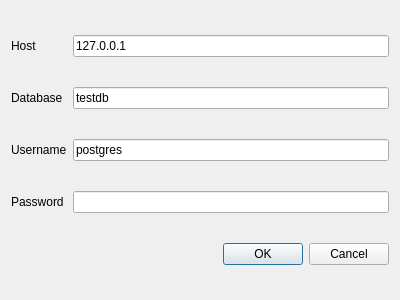
Above: src/ui/dblogin.ui from JerryAZR/xls2pgsql before the change. Below: the same form after it.
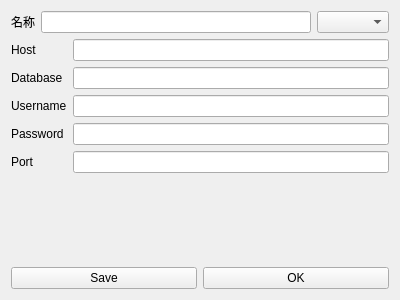
That is the form after the change.

Commit message: Move login dialog to a tab

What changed in the file:
```diff
--- a/src/ui/dblogin.ui
+++ b/src/ui/dblogin.ui
@@ -1,7 +1,7 @@
 <?xml version="1.0" encoding="UTF-8"?>
 <ui version="4.0">
- <class>Dialog</class>
- <widget class="QDialog" name="Dialog">
+ <class>Form</class>
+ <widget class="QWidget" name="Form">
   <property name="geometry">
    <rect>
     <x>0</x>
@@ -13,7 +13,26 @@
   <property name="windowTitle">
    <string>Dialog</string>
   </property>
-  <layout class="QGridLayout" name="gridLayout">
+  <layout class="QVBoxLayout" name="verticalLayout">
+   <item>
+    <layout class="QHBoxLayout" name="horizontalLayout_2">
+     <item>
+      <widget class="QLabel" name="label_6">
+       <property name="text">
+        <string>名称</string>
+       </property>
+      </widget>
+     </item>
+     <item>
+      <widget class="QLineEdit" name="lineEdit_6"/>
+     </item>
+     <item>
+      <widget class="QComboBox" name="comboBox"/>
+     </item>
+    </layout>
+   </item>
+   <item>
+    <layout class="QFormLayout" name="formLayout">
    <item row="0" column="0">
     <widget class="QLabel" name="label">
      <property name="text">
@@ -22,11 +41,7 @@
     </widget>
    </item>
    <item row="0" column="1">
-    <widget class="QLineEdit" name="host">
-     <property name="text">
-      <string>127.0.0.1</string>
-     </property>
-    </widget>
+      <widget class="QLineEdit" name="host"/>
    </item>
    <item row="1" column="0">
     <widget class="QLabel" name="label_2">
@@ -36,11 +51,7 @@
     </widget>
    </item>
    <item row="1" column="1">
-    <widget class="QLineEdit" name="db">
-     <property name="text">
-      <string>testdb</string>
-     </property>
-    </widget>
+      <widget class="QLineEdit" name="db"/>
    </item>
    <item row="2" column="0">
     <widget class="QLabel" name="label_3">
@@ -50,11 +61,7 @@
     </widget>
    </item>
    <item row="2" column="1">
-    <widget class="QLineEdit" name="uname">
-     <property name="text">
-      <string>postgres</string>
-     </property>
-    </widget>
+      <widget class="QLineEdit" name="uname"/>
    </item>
    <item row="3" column="0">
     <widget class="QLabel" name="label_4">
@@ -70,15 +77,48 @@
      </property>
     </widget>
    </item>
-   <item row="4" column="0" colspan="2">
-    <widget class="QDialogButtonBox" name="buttonBox">
+     <item row="4" column="0">
+      <widget class="QLabel" name="label_5">
+       <property name="text">
+        <string>Port</string>
+       </property>
+      </widget>
+     </item>
+     <item row="4" column="1">
+      <widget class="QLineEdit" name="port"/>
+     </item>
+    </layout>
+   </item>
+   <item>
+    <spacer name="verticalSpacer">
      <property name="orientation">
-      <enum>Qt::Horizontal</enum>
+      <enum>Qt::Vertical</enum>
      </property>
-     <property name="standardButtons">
-      <set>QDialogButtonBox::Cancel|QDialogButtonBox::Ok</set>
+     <property name="sizeHint" stdset="0">
+      <size>
+       <width>20</width>
+       <height>40</height>
+      </size>
      </property>
-    </widget>
+    </spacer>
+   </item>
+   <item>
+    <layout class="QHBoxLayout" name="horizontalLayout">
+     <item>
+      <widget class="QPushButton" name="saveBtn">
+       <property name="text">
+        <string>Save</string>
+       </property>
+      </widget>
+     </item>
+     <item>
+      <widget class="QPushButton" name="okBtn">
+       <property name="text">
+        <string>OK</string>
+       </property>
+      </widget>
+     </item>
+    </layout>
    </item>
   </layout>
  </widget>
```
Left out of the diff: 37 changed lines with no effect on the pictures. Lines whose indentation alone changed are shown as unchanged. The commit also changes 3 other files.
